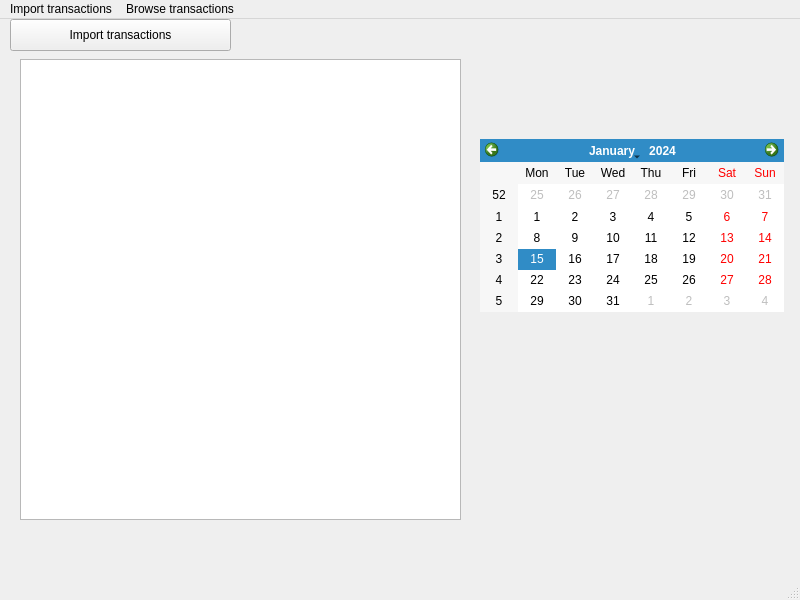
Qt form src/mainwindow.ui (chrisandoX/personal_finance) before a commit.
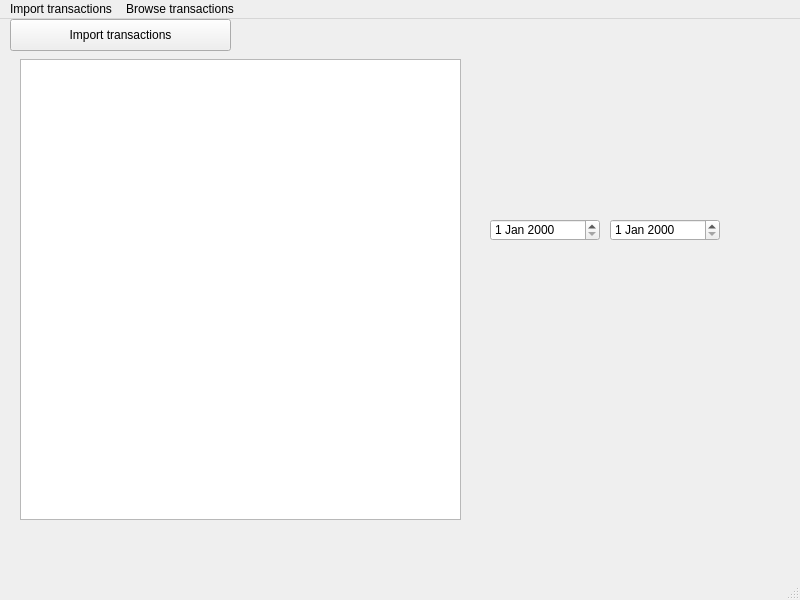
The same form after that commit.

Commit message: Add date range selection boxes

The edit to the form file:
```diff
--- a/src/mainwindow.ui
+++ b/src/mainwindow.ui
@@ -37,13 +37,23 @@
      </rect>
     </property>
    </widget>
-   <widget class="QCalendarWidget" name="calendarWidget">
+   <widget class="QDateEdit" name="dateFrom">
     <property name="geometry">
      <rect>
-      <x>480</x>
-      <y>120</y>
-      <width>304</width>
-      <height>173</height>
+      <x>490</x>
+      <y>200</y>
+      <width>110</width>
+      <height>22</height>
+     </rect>
+    </property>
+   </widget>
+   <widget class="QDateEdit" name="dateUntil">
+    <property name="geometry">
+     <rect>
+      <x>610</x>
+      <y>200</y>
+      <width>110</width>
+      <height>22</height>
      </rect>
     </property>
    </widget>
```
The commit also changes 2 other files.
